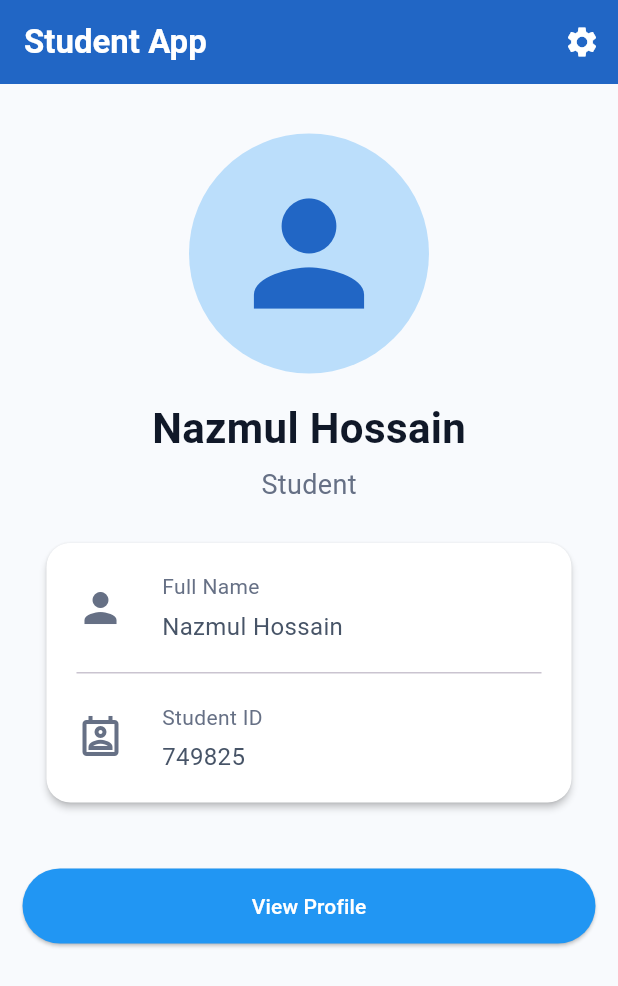
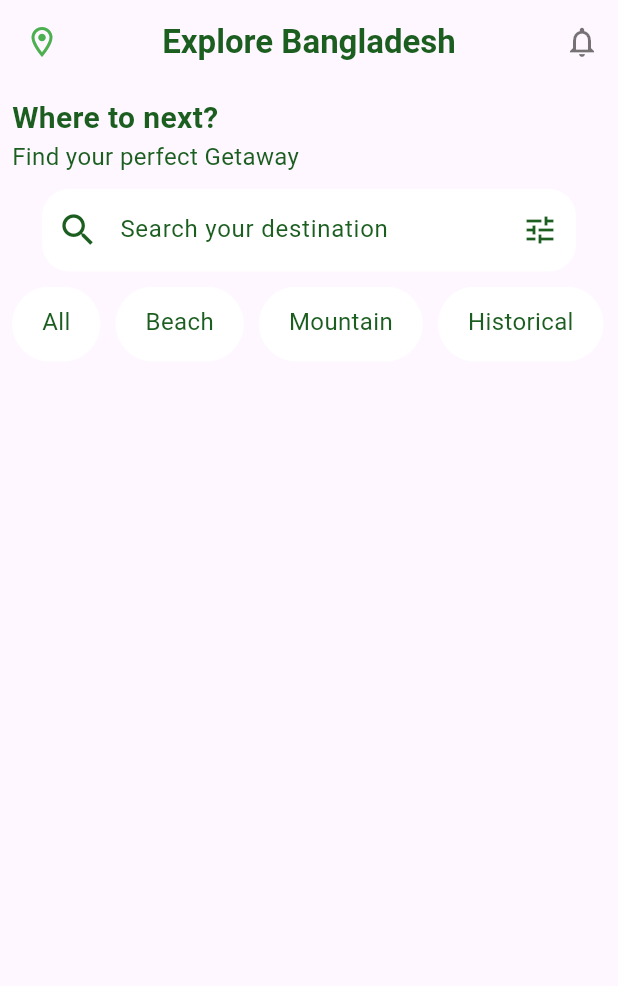
Before and after one commit to nazmuldev23/BD_calling_project, a Flutter app: the screen it shows after launch, on a phone screen of 412 x 824 dp. Shown: the top 986 px of the screen. Run offline on Flutter 3.47's test engine with Material 3 defaults, Android fonts, the phone set to English and light mode, and no system bars; our stand-ins replace get, sign_in_button.

Commit message:
Travel app appbar,search bar,category section

```diff
--- /dev/null
+++ b/lib/TravelApp/ui/home_screen.dart
@@ -0,0 +1,69 @@
+import 'package:bd_calling_batch2/TravelApp/widget/category_section.dart';
+import 'package:bd_calling_batch2/TravelApp/widget/search_bar.dart';
+import 'package:flutter/material.dart';
+
+class HomeScreen extends StatefulWidget {
+  const HomeScreen({super.key});
+
+  static const String name = "/home-screen";
+
+  @override
+  State<HomeScreen> createState() => _HomeScreenState();
+}
+
+class _HomeScreenState extends State<HomeScreen> {
+  @override
+  Widget build(BuildContext context) {
+    return Scaffold(
+      appBar: AppBar(
+        centerTitle: true,
+        title: Text(
+          'Explore Bangladesh',
+          style: TextStyle(
+            color: Colors.green.shade900,
+            fontWeight: FontWeight.bold,
+          ),
+        ),
+        leading: IconButton(
+          onPressed: () {},
+          icon: Icon(Icons.location_on_outlined, color: Colors.green),
+        ),
+        actions: [
+          IconButton(
+            onPressed: () {},
+            icon: Icon(
+              Icons.notifications_none_outlined,
+              color: Colors.black54,
+            ),
+          ),
+        ],
+      ),
+      body: SingleChildScrollView(
+        child: Padding(
+          padding: const EdgeInsets.all(8.0),
+          child: Column(
+            crossAxisAlignment: CrossAxisAlignment.start,
+            children: [
+              Text(
+                'Where to next?',
+                style: TextStyle(
+                  fontSize: 20,
+                  color: Colors.green.shade900,
+                  fontWeight: FontWeight.bold,
+                ),
+              ),
+              Text(
+                'Find your perfect Getaway',
+                style: TextStyle(fontSize: 16, color: Colors.green.shade900),
+              ),
+              SizedBox(height: 10),
+              Searchbar(),
+              SizedBox(height: 10),
+              CategorySection()
+            ],
+          ),
+        ),
+      ),
+    );
+  }
+}
--- /dev/null
+++ b/lib/TravelApp/widget/category_button.dart
@@ -0,0 +1,44 @@
+
+import 'package:flutter/material.dart';
+
+class CategoryButton extends StatelessWidget {
+  final String title;
+  final bool isSelected;
+  final VoidCallback onTap;
+
+  const CategoryButton({
+    super.key,
+    required this.title,
+    required this.isSelected,
+    required this.onTap,
+  });
+
+  @override
+  Widget build(BuildContext context) {
+    return GestureDetector(
+      onTap: onTap,
+      child: Container(
+        padding: const EdgeInsets.symmetric(
+          horizontal: 20,
+          vertical: 12,
+        ),
+        decoration: BoxDecoration(
+          color: isSelected
+              ? Colors.lightGreen.shade900
+              : Colors.white,
+          borderRadius: BorderRadius.circular(25),
+        ),
+        child: Text(
+          title,
+          style: TextStyle(
+            color: isSelected
+                ? Colors.white
+                : Colors.green.shade900,
+            fontSize: 16,
+
+          ),
+        ),
+      ),
+    );
+  }
+}
--- /dev/null
+++ b/lib/TravelApp/widget/category_section.dart
@@ -0,0 +1,49 @@
+
+import 'package:bd_calling_batch2/TravelApp/widget/category_button.dart';
+import 'package:flutter/material.dart';
+
+class CategorySection extends StatefulWidget {
+  const CategorySection({super.key});
+
+  @override
+  State<CategorySection> createState() =>
+      _CategorySectionState();
+}
+
+class _CategorySectionState extends State<CategorySection> {
+  String selectedCategory = 'Popular';
+
+  final List<String> categories = [
+    'All',
+    'Beach',
+    'Mountain',
+    'Historical',
+    'Forest',
+  ];
+
+  @override
+  Widget build(BuildContext context) {
+    return SizedBox(
+      height: 50,
+      child: ListView.separated(
+        scrollDirection: Axis.horizontal,
+        itemCount: categories.length,
+        separatorBuilder: (context, index) =>
+            const SizedBox(width: 10),
+        itemBuilder: (context, index) {
+          final category = categories[index];
+
+          return CategoryButton(
+            title: category,
+            isSelected: selectedCategory == category,
+            onTap: () {
+              setState(() {
+                selectedCategory = category;
+              });
+            },
+          );
+        },
+      ),
+    );
+  }
+}
--- /dev/null
+++ b/lib/TravelApp/widget/search_bar.dart
@@ -0,0 +1,45 @@
+import 'package:flutter/material.dart';
+
+class Searchbar extends StatelessWidget {
+  const Searchbar({
+    super.key,
+  });
+
+  @override
+  Widget build(BuildContext context) {
+    return Padding(
+      padding: const EdgeInsets.symmetric(
+        horizontal: 20,
+      ),
+      child: Container(
+        height: 55,
+        decoration: BoxDecoration(
+          color: Colors.white,
+          borderRadius: BorderRadius.circular(18),
+        ),
+        child: TextField(
+          decoration: InputDecoration(
+            hintText: 'Search your destination',
+            hintStyle: TextStyle(
+              color: Colors.green.shade900,
+            ),
+            suffixIcon: Icon(
+              Icons.tune,
+              color: Colors.green.shade900,
+            ),
+
+            prefixIcon: Icon(
+              Icons.search,
+              color: Colors.green.shade900,
+              size: 28,
+            ),
+            border: InputBorder.none,
+            contentPadding: EdgeInsets.symmetric(
+              vertical: 16,
+            ),
+          ),
+        ),
+      ),
+    );
+  }
+}
--- a/lib/main.dart
+++ b/lib/main.dart
@@ -1,3 +1,4 @@
+import 'package:bd_calling_batch2/TravelApp/ui/home_screen.dart';
 import 'package:bd_calling_batch2/View/Studen_protal_view/studentApp.dart';
 import 'package:bd_calling_batch2/View/Studen_protal_view/student_profile.dart';
 import 'package:flutter/material.dart';
@@ -17,7 +18,7 @@ class MyApp extends StatelessWidget {
     return GetMaterialApp(
       debugShowCheckedModeBanner: false,
 
-      initialRoute: StudentApp.name,
+      initialRoute: HomeScreen.name,
 
       routes: {
         StudentHomeScreens.name: (context) => const StudentHomeScreens(),
@@ -25,6 +26,7 @@ class MyApp extends StatelessWidget {
         ProfileScreen.name: (context) => const ProfileScreen(),
         StudentApp.name: (context)=> const StudentApp(),
         StudentProfile.name: (context) => const ProfileScreen(),
+        HomeScreen.name: (context) => const HomeScreen()
 
 
       },
```
